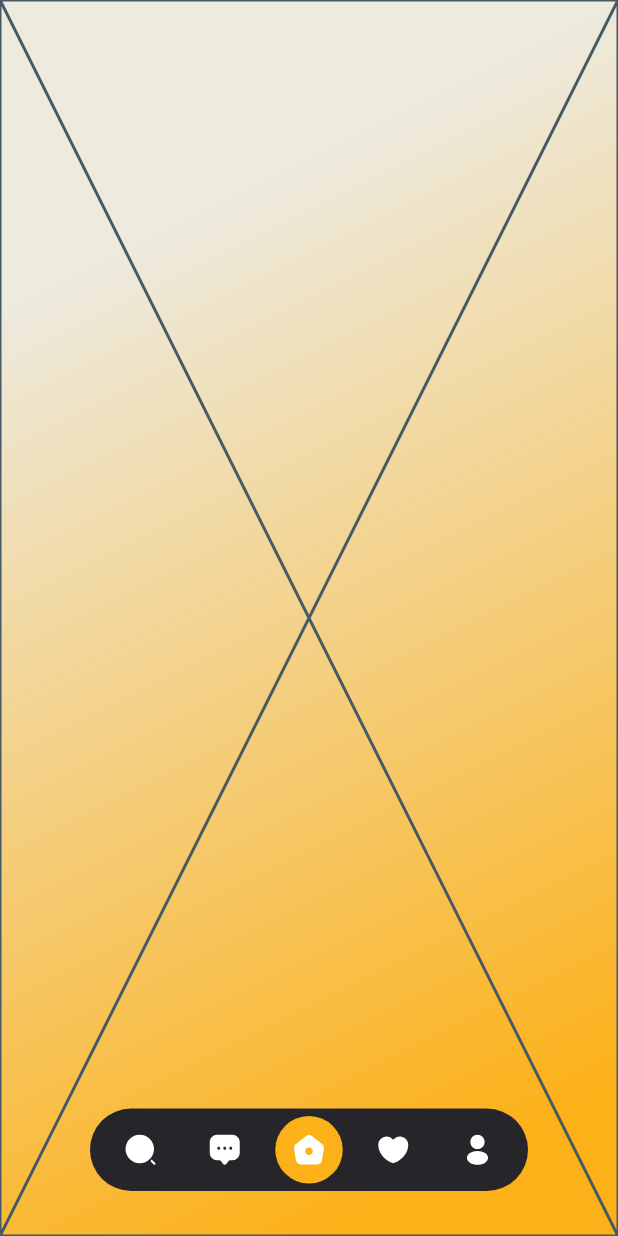
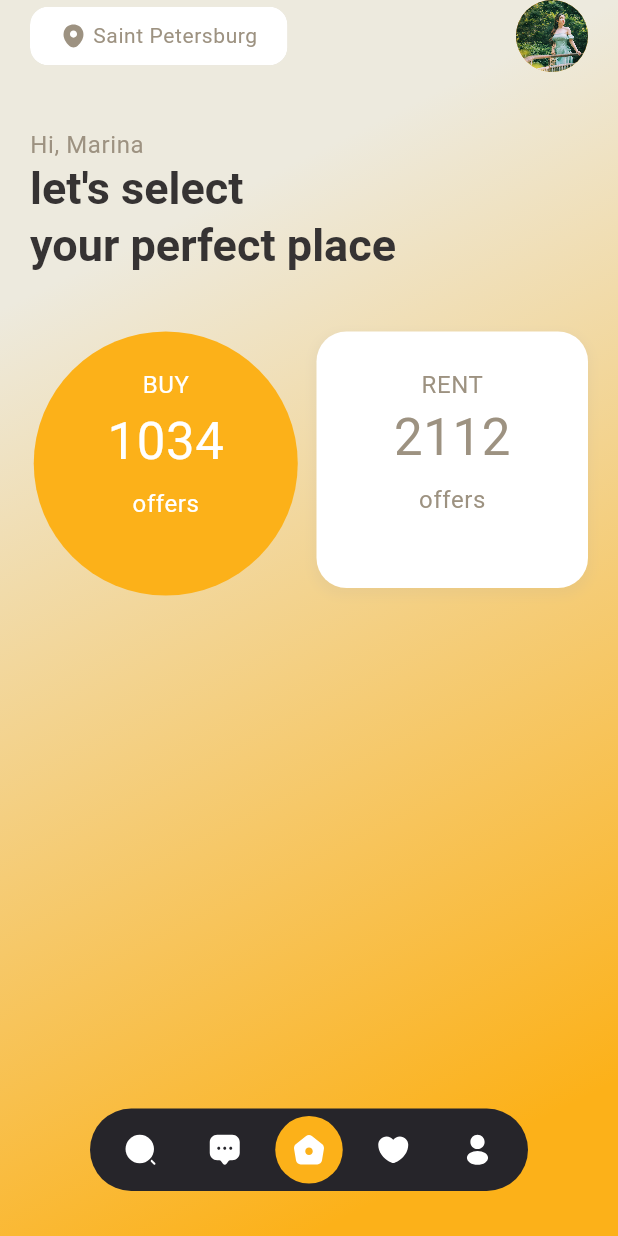
Before and after one commit to lexican/real_estate_app, a Flutter app: the screen it shows after launch, on a phone screen of 412 x 824 dp. Run offline on Flutter 3.47's test engine with Material 3 defaults, Android fonts, the phone set to English and light mode, and no system bars; our stand-ins replace flutter_svg.

Commit message:
feat : home app bar

```diff
--- a/lib/gen/assets.gen.dart
+++ b/lib/gen/assets.gen.dart
@@ -10,6 +10,44 @@
 import 'package:flutter/widgets.dart';
 import 'package:flutter_svg/flutter_svg.dart';
 import 'package:flutter/services.dart';
+
+class $AssetsImagesGen {
+  const $AssetsImagesGen();
+
+  /// File path: assets/images/bedroom_five.jpg
+  AssetGenImage get bedroomFive =>
+      const AssetGenImage('assets/images/bedroom_five.jpg');
+
+  /// File path: assets/images/bedroom_four.jpg
+  AssetGenImage get bedroomFour =>
+      const AssetGenImage('assets/images/bedroom_four.jpg');
+
+  /// File path: assets/images/bedroom_one.jpg
+  AssetGenImage get bedroomOne =>
+      const AssetGenImage('assets/images/bedroom_one.jpg');
+
+  /// File path: assets/images/bedroom_three.jpg
+  AssetGenImage get bedroomThree =>
+      const AssetGenImage('assets/images/bedroom_three.jpg');
+
+  /// File path: assets/images/bedroom_two.jpg
+  AssetGenImage get bedroomTwo =>
+      const AssetGenImage('assets/images/bedroom_two.jpg');
+
+  /// File path: assets/images/profile_avatar.jpeg
+  AssetGenImage get profileAvatar =>
+      const AssetGenImage('assets/images/profile_avatar.jpeg');
+
+  /// List of all assets
+  List<AssetGenImage> get values => [
+        bedroomFive,
+        bedroomFour,
+        bedroomOne,
+        bedroomThree,
+        bedroomTwo,
+        profileAvatar
+      ];
+}
 
 class $AssetsSvgsGen {
   const $AssetsSvgsGen();
@@ -88,6 +126,7 @@ class $AssetsSvgsGen {
 class Assets {
   Assets._();
 
+  static const $AssetsImagesGen images = $AssetsImagesGen();
   static const $AssetsSvgsGen svgs = $AssetsSvgsGen();
 }
 
--- a/lib/src/features/home/home.dart
+++ b/lib/src/features/home/home.dart
@@ -1,15 +1,24 @@
 import 'package:flutter/material.dart';
+import 'package:real_estate_app/src/features/home/widgets/home_app_bar.dart';
 
-class Home extends StatefulWidget {
+class Home extends StatelessWidget {
   const Home({super.key});
 
   @override
-  State<Home> createState() => _HomeState();
-}
-
-class _HomeState extends State<Home> {
-  @override
   Widget build(BuildContext context) {
-    return const Placeholder();
+    return NestedScrollView(
+      headerSliverBuilder: (BuildContext headerContext, bool boolean) {
+        return [
+          const SliverAppBar(
+            backgroundColor: Colors.transparent,
+            expandedHeight: 420,
+            flexibleSpace: FlexibleSpaceBar(
+              background: HomeAppBar(),
+            ),
+          )
+        ];
+      },
+      body: const SizedBox(),
+    );
   }
 }
--- /dev/null
+++ b/lib/src/features/home/widgets/animated_count.dart
@@ -0,0 +1,53 @@
+import 'package:flutter/material.dart';
+import 'package:real_estate_app/src/core/widgets/app_text.dart';
+
+class AnimatedCounter extends StatefulWidget {
+  final int count;
+  final Color? textColor;
+  const AnimatedCounter({
+    super.key,
+    required this.count,
+    this.textColor,
+  });
+
+  @override
+  State<AnimatedCounter> createState() => _AnimatedCounterState();
+}
+
+class _AnimatedCounterState extends State<AnimatedCounter>
+    with SingleTickerProviderStateMixin {
+  late AnimationController _controller;
+  late Animation<int> _animation;
+
+  @override
+  void initState() {
+    super.initState();
+
+    _controller = AnimationController(
+      duration: const Duration(seconds: 5),
+      vsync: this,
+    );
+
+    _animation = IntTween(begin: 0, end: widget.count).animate(_controller)
+      ..addListener(() {
+        setState(() {});
+      });
+
+    _controller.forward();
+  }
+
+  @override
+  Widget build(BuildContext context) {
+    return AppText.b1(
+      color: widget.textColor,
+      content: _animation.value.toString(),
+      fontSize: 34,
+    );
+  }
+
+  @override
+  void dispose() {
+    _controller.dispose();
+    super.dispose();
+  }
+}
--- /dev/null
+++ b/lib/src/features/home/widgets/fade_in_box.dart
@@ -0,0 +1,37 @@
+import 'package:flutter/material.dart';
+
+class FadeInBox extends StatefulWidget {
+  final Widget child;
+  const FadeInBox({
+    super.key,
+    required this.child,
+  });
+
+  @override
+  State<FadeInBox> createState() => _FadeInBoxState();
+}
+
+class _FadeInBoxState extends State<FadeInBox>
+    with SingleTickerProviderStateMixin {
+  double _opacity = 0.0;
+
+  @override
+  void initState() {
+    super.initState();
+
+    Future.delayed(const Duration(milliseconds: 1000), () {
+      setState(() {
+        _opacity = 1.0;
+      });
+    });
+  }
+
+  @override
+  Widget build(BuildContext context) {
+    return AnimatedOpacity(
+      opacity: _opacity,
+      duration: const Duration(seconds: 2),
+      child: widget.child,
+    );
+  }
+}
--- /dev/null
+++ b/lib/src/features/home/widgets/home_app_bar.dart
@@ -0,0 +1,246 @@
+import 'package:flutter/material.dart';
+import 'package:real_estate_app/gen/assets.gen.dart';
+import 'package:real_estate_app/src/core/app_colors.dart';
+import 'package:real_estate_app/src/core/widgets/app_text.dart';
+import 'package:real_estate_app/src/features/home/widgets/animated_count.dart';
+import 'package:real_estate_app/src/features/home/widgets/fade_in_box.dart';
+import 'package:real_estate_app/src/features/home/widgets/slide_in_box.dart';
+import 'package:real_estate_app/src/features/home/widgets/slide_up_text.dart';
+import 'package:real_estate_app/src/features/home/widgets/zoom_in_box.dart';
+
+class HomeAppBar extends StatelessWidget {
+  const HomeAppBar({super.key});
+
+  @override
+  Widget build(BuildContext context) {
+    final size = MediaQuery.of(context).size;
+    return SafeArea(
+      child: Container(
+        padding: const EdgeInsets.symmetric(
+          horizontal: 20,
+        ),
+        width: size.width,
+        height: size.height,
+        child: Column(
+          mainAxisAlignment: MainAxisAlignment.start,
+          crossAxisAlignment: CrossAxisAlignment.start,
+          children: [
+            Row(
+              mainAxisAlignment: MainAxisAlignment.spaceBetween,
+              crossAxisAlignment: CrossAxisAlignment.center,
+              children: [
+                SlideInBox(
+                  child: Container(
+                    padding: const EdgeInsets.symmetric(
+                      horizontal: 20,
+                      vertical: 10,
+                    ),
+                    decoration: BoxDecoration(
+                      color: Colors.white,
+                      borderRadius: BorderRadius.circular(
+                        12,
+                      ),
+                      boxShadow: [
+                        BoxShadow(
+                          color: Colors.grey.withOpacity(
+                            0.1,
+                          ),
+                          spreadRadius: 2,
+                          blurRadius: 5,
+                          offset: const Offset(0, 3),
+                        ),
+                      ],
+                    ),
+                    child: FadeInBox(
+                      child: Row(
+                        children: [
+                          Assets.svgs.location.svg(
+                            width: 18,
+                            height: 18,
+                            color: AppColors.bodyTextColor,
+                          ),
+                          const SizedBox(
+                            width: 4,
+                          ),
+                          const AppText.b1(
+                            content: 'Saint Petersburg',
+                            fontSize: 14,
+                          ),
+                        ],
+                      ),
+                    ),
+                  ),
+                ),
+                //
+                //
+                ZoomInBox(
+                  child: Container(
+                    height: 48,
+                    width: 48,
+                    decoration: BoxDecoration(
+                      shape: BoxShape.circle,
+                      gradient: LinearGradient(
+                        begin: Alignment.topLeft,
+                        end: Alignment.bottomRight,
+                        stops: const [0.2, 0.6],
+                        colors: [
+                          const Color(0xffd97805),
+                          AppColors.primaryColor
+                        ],
+                      ),
+                    ),
+                    child: ClipOval(
+                      child: SizedBox.fromSize(
+                        size: const Size.fromRadius(48), // Image radius
+                        child: Assets.images.profileAvatar.image(
+                          fit: BoxFit.cover,
+                        ),
+                      ),
+                    ),
+                  ),
+                ),
+              ],
+            ),
+            const SizedBox(
+              height: 38,
+            ),
+            const FadeInBox(
+              child: AppText.b1(
+                content: 'Hi, Marina',
+              ),
+            ),
+            const SlideUpText(
+              child: AppText.h1(
+                content: "let's select",
+              ),
+            ),
+            const SlideUpText(
+              child: AppText.h1(
+                content: "your perfect place",
+              ),
+            ),
+            const SizedBox(
+              height: 38,
+            ),
+            Row(
+              mainAxisAlignment: MainAxisAlignment.start,
+              crossAxisAlignment: CrossAxisAlignment.start,
+              children: [
+                Expanded(
+                  child: ZoomInBox(
+                    child: Container(
+                      width: (size.width - 60) / 2,
+                      height: (size.width - 60) / 2,
+                      decoration: BoxDecoration(
+                        color: AppColors.primaryColor,
+                        shape: BoxShape.circle,
+                      ),
+                      child: const Stack(
+                        children: [
+                          Align(
+                            alignment: Alignment.topCenter,
+                            child: Padding(
+                              padding: EdgeInsets.only(
+                                top: 25,
+                              ),
+                              child: AppText.b1(
+                                content: 'BUY',
+                                color: Colors.white,
+                              ),
+                            ),
+                          ),
+                          //Spacer(),
+                          Positioned.fill(
+                            child: Center(
+                              child: Column(
+                                mainAxisAlignment: MainAxisAlignment.center,
+                                children: [
+                                  AnimatedCounter(
+                                    count: 1034,
+                                    textColor: Colors.white,
+                                  ),
+                                  SizedBox(
+                                    height: 8,
+                                  ),
+                                  AppText.b1(
+                                    content: 'offers',
+                                    color: Colors.white,
+                                  ),
+                                ],
+                              ),
+                            ),
+                          ),
+                          //Spacer(),
+                        ],
+                      ),
+                    ),
+                  ),
+                ),
+                const SizedBox(
+                  width: 10,
+                ),
+                Expanded(
+                  child: ZoomInBox(
+                    child: Container(
+                      width: (size.width - 70) / 2,
+                      height: (size.width - 70) / 2,
+                      decoration: BoxDecoration(
+                        color: Colors.white,
+                        borderRadius: BorderRadius.circular(
+                          20,
+                        ),
+                        boxShadow: [
+                          BoxShadow(
+                            color: Colors.grey.withOpacity(
+                              0.1,
+                            ),
+                            spreadRadius: 2,
+                            blurRadius: 5,
+                            offset: const Offset(0, 3),
+                          ),
+                        ],
+                      ),
+                      child: const Stack(
+                        children: [
+                          Align(
+                            alignment: Alignment.topCenter,
+                            child: Padding(
+                              padding: EdgeInsets.only(
+                                top: 25,
+                              ),
+                              child: AppText.b1(
+                                content: 'RENT',
+                              ),
+                            ),
+                          ),
+                          Positioned.fill(
+                            child: Center(
+                              child: Column(
+                                mainAxisAlignment: MainAxisAlignment.center,
+                                children: [
+                                  AnimatedCounter(
+                                    count: 2112,
+                                  ),
+                                  SizedBox(
+                                    height: 8,
+                                  ),
+                                  AppText.b1(
+                                    content: 'offers',
+                                  ),
+                                ],
+                              ),
+                            ),
+                          ),
+                        ],
+                      ),
+                    ),
+                  ),
+                )
+              ],
+            )
+          ],
+        ),
+      ),
+    );
+  }
+}
--- /dev/null
+++ b/lib/src/features/home/widgets/slide_in_box.dart
@@ -0,0 +1,55 @@
+import 'package:flutter/material.dart';
+
+class SlideInBox extends StatefulWidget {
+  final Widget child;
+  const SlideInBox({
+    super.key,
+    required this.child,
+  });
+
+  @override
+  State<SlideInBox> createState() => _SlideInBoxState();
+}
+
+class _SlideInBoxState extends State<SlideInBox>
+    with SingleTickerProviderStateMixin {
+  late AnimationController _controller;
+  late Animation<double> _animation;
+
+  @override
+  void initState() {
+    super.initState();
+
+    _controller = AnimationController(
+      duration: const Duration(seconds: 2),
+      vsync: this,
+    );
+
+    _animation = Tween<double>(begin: 0.0, end: 1.0).animate(_controller)
+      ..addListener(() {
+        setState(() {});
+      });
+
+    _controller.forward();
+  }
+
+  @override
+  Widget build(BuildContext context) {
+    return ClipRRect(
+      borderRadius: BorderRadius.circular(
+        12,
+      ),
+      child: Align(
+        alignment: Alignment.centerLeft,
+        widthFactor: _animation.value,
+        child: widget.child,
+      ),
+    );
+  }
+
+  @override
+  void dispose() {
+    _controller.dispose();
+    super.dispose();
+  }
+}
--- /dev/null
+++ b/lib/src/features/home/widgets/slide_up_text.dart
@@ -0,0 +1,56 @@
+import 'package:flutter/material.dart';
+import 'package:real_estate_app/src/features/home/widgets/fade_in_box.dart';
+
+class SlideUpText extends StatefulWidget {
+  final Widget child;
+  const SlideUpText({
+    super.key,
+    required this.child,
+  });
+
+  @override
+  State<SlideUpText> createState() => _SlideUpTextState();
+}
+
+class _SlideUpTextState extends State<SlideUpText>
+    with SingleTickerProviderStateMixin {
+  late AnimationController _controller;
+  late Animation<Offset> _animation;
+
+  @override
+  void initState() {
+    super.initState();
+
+    _controller = AnimationController(
+      duration: const Duration(seconds: 2),
+      vsync: this,
+    );
+
+    _animation =
+        Tween<Offset>(begin: const Offset(0, 1), end: const Offset(0, 0))
+            .animate(
+      CurvedAnimation(
+        parent: _controller,
+        curve: Curves.easeInOut,
+      ),
+    );
+
+    _controller.forward();
+  }
+
+  @override
+  Widget build(BuildContext context) {
+    return SlideTransition(
+      position: _animation, // Position of the text as it slides up
+      child: FadeInBox(
+        child: widget.child,
+      ),
+    );
+  }
+
+  @override
+  void dispose() {
+    _controller.dispose();
+    super.dispose();
+  }
+}
--- /dev/null
+++ b/lib/src/features/home/widgets/zoom_in_box.dart
@@ -0,0 +1,56 @@
+import 'package:flutter/material.dart';
+
+class ZoomInBox extends StatefulWidget {
+  final Widget child;
+  const ZoomInBox({
+    super.key,
+    required this.child,
+  });
+
+  @override
+  State<ZoomInBox> createState() => _ZoomInBoxState();
+}
+
+class _ZoomInBoxState extends State<ZoomInBox>
+    with SingleTickerProviderStateMixin {
+  late AnimationController _controller;
+  late Animation<double> _animation;
+
+  @override
+  void initState() {
+    super.initState();
+
+    _controller = AnimationController(
+      duration: const Duration(seconds: 2),
+      vsync: this,
+    );
+
+    _animation = Tween<double>(begin: 0.0, end: 1.0).animate(
+      CurvedAnimation(
+        parent: _controller,
+        curve: Curves.easeInOut,
+      ),
+    );
+
+    _controller.forward();
+  }
+
+  @override
+  Widget build(BuildContext context) {
+    return AnimatedBuilder(
+      animation: _animation,
+      builder: (context, child) {
+        return Transform.scale(
+          scale: _animation.value,
+          child: widget.child,
+        );
+      },
+    );
+  }
+
+  @override
+  void dispose() {
+    _controller.dispose();
+    super.dispose();
+  }
+}
```
Also changed, not shown: assets/images/bedroom_five.jpg (added), assets/images/bedroom_four.jpg (added), assets/images/bedroom_one.jpg (added), assets/images/bedroom_three.jpg (added), assets/images/bedroom_two.jpg (added), assets/images/profile_avatar.jpeg (added).
